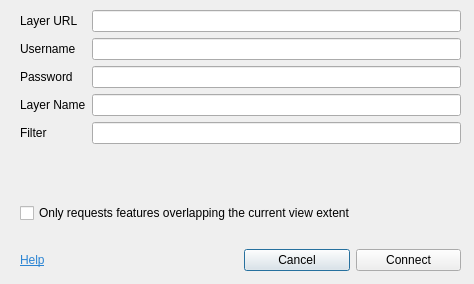
havochvatten/ArcGISConnector-QGIS-Plugin, file arcgiscon_dialog_new.ui: the form before one commit.
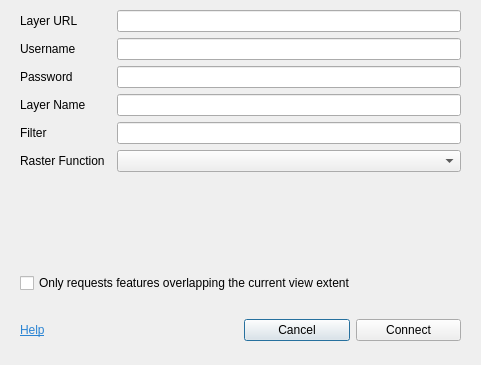
The form after the commit.

Commit message: Visuals for raster functions if available

Diff of the .ui file:
```diff
--- a/arcgiscon_dialog_new.ui
+++ b/arcgiscon_dialog_new.ui
@@ -6,8 +6,8 @@
    <rect>
     <x>0</x>
     <y>0</y>
-    <width>474</width>
-    <height>284</height>
+    <width>481</width>
+    <height>365</height>
    </rect>
   </property>
   <property name="minimumSize">
@@ -25,12 +25,35 @@
      <x>20</x>
      <y>10</y>
      <width>441</width>
-     <height>261</height>
+     <height>331</height>
     </rect>
    </property>
    <layout class="QVBoxLayout" name="verticalLayout">
     <item>
      <layout class="QGridLayout" name="gridLayout">
+      <item row="15" column="0">
+       <spacer name="verticalSpacer">
+        <property name="orientation">
+         <enum>Qt::Vertical</enum>
+        </property>
+        <property name="sizeHint" stdset="0">
+         <size>
+          <width>20</width>
+          <height>40</height>
+         </size>
+        </property>
+       </spacer>
+      </item>
+      <item row="4" column="2">
+       <widget class="QLineEdit" name="passwordInput">
+        <property name="echoMode">
+         <enum>QLineEdit::Password</enum>
+        </property>
+       </widget>
+      </item>
+      <item row="8" column="2">
+       <widget class="QLineEdit" name="layerFilterInput"/>
+      </item>
       <item row="0" column="0">
        <widget class="QLabel" name="label">
         <property name="text">
@@ -45,7 +68,7 @@
         </property>
        </widget>
       </item>
-      <item row="0" column="1">
+      <item row="0" column="2">
        <widget class="QLineEdit" name="layerUrlInput"/>
       </item>
       <item row="1" column="0">
@@ -55,23 +78,9 @@
         </property>
        </widget>
       </item>
-      <item row="8" column="0">
-       <widget class="QLabel" name="label_2">
-        <property name="text">
-         <string>Filter</string>
-        </property>
-       </widget>
-      </item>
-      <item row="5" column="1">
+      <item row="5" column="2">
        <widget class="QLineEdit" name="layerNameInput"/>
       </item>
-      <item row="4" column="1">
-       <widget class="QLineEdit" name="passwordInput">
-        <property name="echoMode">
-         <enum>QLineEdit::Password</enum>
-        </property>
-       </widget>
-      </item>
       <item row="5" column="0">
        <widget class="QLabel" name="label_4">
         <property name="text">
@@ -79,31 +88,32 @@
         </property>
        </widget>
       </item>
-      <item row="8" column="1">
-       <widget class="QLineEdit" name="layerFilterInput"/>
+      <item row="8" column="0">
+       <widget class="QLabel" name="label_2">
+        <property name="text">
+         <string>Filter</string>
+        </property>
+       </widget>
       </item>
-      <item row="1" column="1">
+      <item row="1" column="2">
        <widget class="QLineEdit" name="usernameInput"/>
       </item>
-      <item row="16" column="0" colspan="2">
+      <item row="16" column="0" colspan="3">
        <widget class="QCheckBox" name="extentOnly">
         <property name="text">
          <string>Only requests features overlapping the current view extent</string>
         </property>
        </widget>
       </item>
-      <item row="15" column="0">
-       <spacer name="verticalSpacer">
-        <property name="orientation">
-         <enum>Qt::Vertical</enum>
+      <item row="10" column="0">
+       <widget class="QLabel" name="rasterLabel">
+        <property name="text">
+         <string>Raster Function</string>
         </property>
-        <property name="sizeHint" stdset="0">
-         <size>
-          <width>20</width>
-          <height>40</height>
-         </size>
-        </property>
-       </spacer>
+       </widget>
+      </item>
+      <item row="10" column="2">
+       <widget class="QComboBox" name="rasterComboBox"/>
       </item>
      </layout>
     </item>
```
The commit also changes 2 other files.
